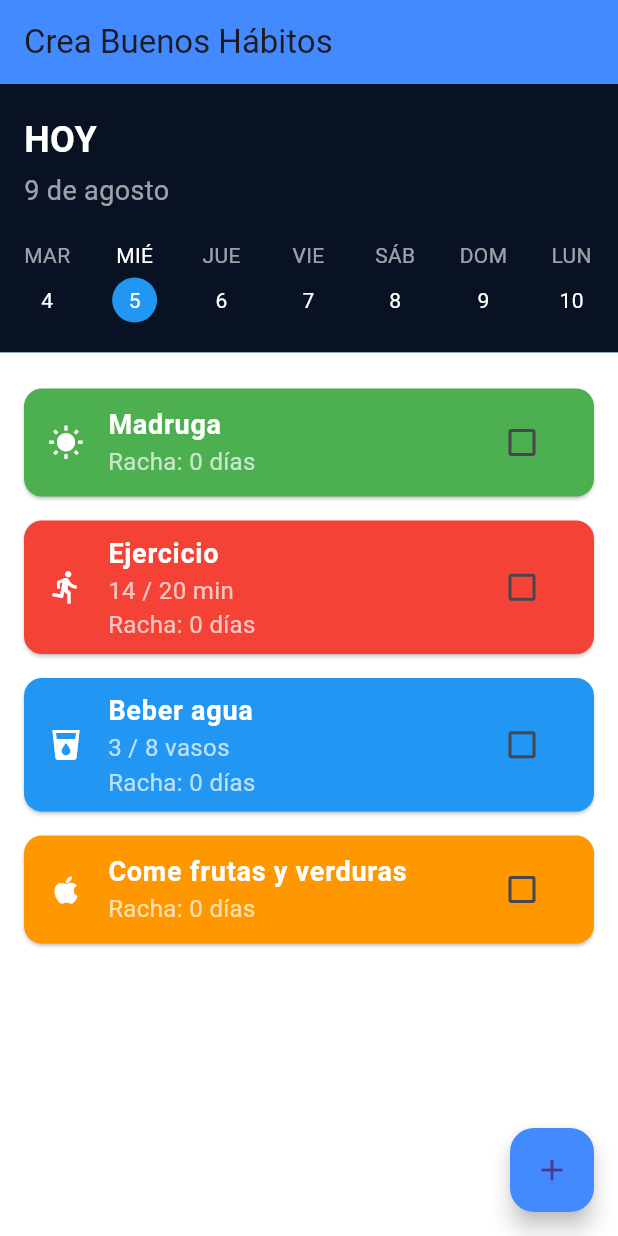
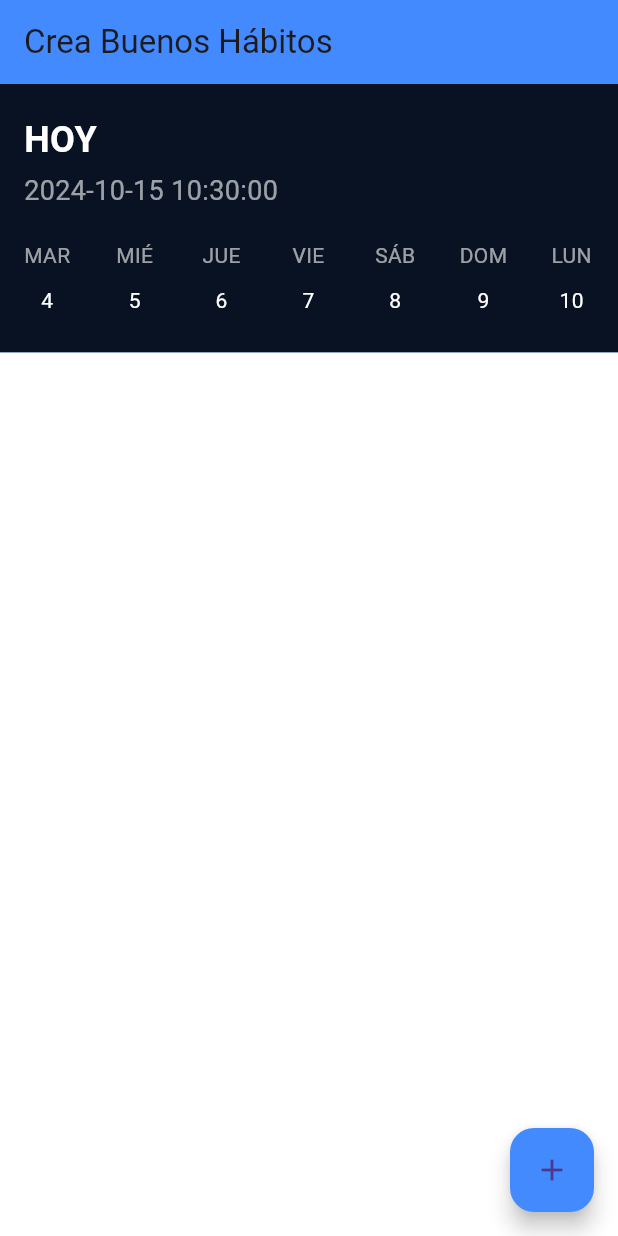
Before and after one commit to daniFlakk/habit_tracker, a Flutter app: the screen it shows after launch, on a phone screen of 412 x 824 dp. Run offline on Flutter 3.47's test engine with Material 3 defaults, Android fonts, the phone set to English and light mode, and no system bars.

Commit message:
calendario

```diff
--- a/lib/main.dart
+++ b/lib/main.dart
@@ -8,6 +8,8 @@ void main() {
 
 // Widget principal de la aplicación
 class HabitTrackerApp extends StatelessWidget {
+  const HabitTrackerApp({super.key});
+
   @override
   Widget build(BuildContext context) {
     return MaterialApp(
@@ -19,26 +21,81 @@ class HabitTrackerApp extends StatelessWidget {
 
 // Vista principal que maneja el estado de los hábitos
 class HabitTracker extends StatefulWidget {
+  const HabitTracker({super.key});
+
   @override
   _HabitTrackerState createState() => _HabitTrackerState();
 }
 
 class _HabitTrackerState extends State<HabitTracker> {
-  int selectedDay = 5; // Día seleccionado (inicialmente el día 5)
+  int selectedDay =
+      DateTime.now().day; // Día seleccionado (inicialmente el día 5)
 
   // Mapa para guardar el estado de los hábitos por día
   Map<int, List<Map<String, dynamic>>> habitsByDay = {
     5: [
-      {"name": "Madruga", "completed": false, "streak": 0, "color": Colors.green, "icon": Icons.wb_sunny},
-      {"name": "Ejercicio", "completed": false, "streak": 0, "progress": "14 / 20 min", "color": Colors.red, "icon": Icons.directions_run},
-      {"name": "Beber agua", "completed": false, "streak": 0, "progress": "3 / 8 vasos", "color": Colors.blue, "icon": Icons.local_drink},
-      {"name": "Come frutas y verduras", "completed": false, "streak": 0, "color": Colors.orange, "icon": Icons.apple},
+      {
+        "name": "Madruga",
+        "completed": false,
+        "streak": 0,
+        "color": Colors.green,
+        "icon": Icons.wb_sunny
+      },
+      {
+        "name": "Ejercicio",
+        "completed": false,
+        "streak": 0,
+        "progress": "14 / 20 min",
+        "color": Colors.red,
+        "icon": Icons.directions_run
+      },
+      {
+        "name": "Beber agua",
+        "completed": false,
+        "streak": 0,
+        "progress": "3 / 8 vasos",
+        "color": Colors.blue,
+        "icon": Icons.local_drink
+      },
+      {
+        "name": "Come frutas y verduras",
+        "completed": false,
+        "streak": 0,
+        "color": Colors.orange,
+        "icon": Icons.apple
+      },
     ],
     6: [
-      {"name": "Madruga", "completed": true, "streak": 1, "color": Colors.green, "icon": Icons.wb_sunny},
-      {"name": "Ejercicio", "completed": false, "streak": 0, "progress": "14 / 20 min", "color": Colors.red, "icon": Icons.directions_run},
-      {"name": "Beber agua", "completed": true, "streak": 1, "progress": "3 / 8 vasos", "color": Colors.blue, "icon": Icons.local_drink},
-      {"name": "Come frutas y verduras", "completed": false, "streak": 0, "color": Colors.orange, "icon": Icons.apple},
+      {
+        "name": "Madruga",
+        "completed": true,
+        "streak": 1,
+        "color": Colors.green,
+        "icon": Icons.wb_sunny
+      },
+      {
+        "name": "Ejercicio",
+        "completed": false,
+        "streak": 0,
+        "progress": "14 / 20 min",
+        "color": Colors.red,
+        "icon": Icons.directions_run
+      },
+      {
+        "name": "Beber agua",
+        "completed": true,
+        "streak": 1,
+        "progress": "3 / 8 vasos",
+        "color": Colors.blue,
+        "icon": Icons.local_drink
+      },
+      {
+        "name": "Come frutas y verduras",
+        "completed": false,
+        "streak": 0,
+        "color": Colors.orange,
+        "icon": Icons.apple
+      },
     ],
   };
 
@@ -71,7 +128,8 @@ class _HabitTrackerState extends State<HabitTracker> {
       appBar: AppBar(
         backgroundColor: Colors.blueAccent,
         elevation: 0,
-        title: Text("Crea Buenos Hábitos", style: TextStyle(fontSize: 22)),
+        title:
+            const Text("Crea Buenos Hábitos", style: TextStyle(fontSize: 22)),
       ),
       body: Column(
         children: [
@@ -92,7 +150,7 @@ class _HabitTrackerState extends State<HabitTracker> {
       floatingActionButton: FloatingActionButton(
         onPressed: () {},
         backgroundColor: Colors.blueAccent,
-        child: Icon(Icons.add),
+        child: const Icon(Icons.add),
       ),
     );
   }
--- a/lib/widgets/calendar_select.dart
+++ b/lib/widgets/calendar_select.dart
@@ -1,23 +1,33 @@
 import 'package:flutter/material.dart';
+import 'package:intl/intl.dart';
 
 class CalendarWidget extends StatelessWidget {
   final int selectedDay;
   final Function(int) onDaySelected;
+  int today = DateTime.now().day;
+  String formattedDate =
+      DateFormat('yyyy-MM-dd HH:mm:ss').format(DateTime.now());
 
-  CalendarWidget({required this.selectedDay, required this.onDaySelected});
+  CalendarWidget(
+      {super.key, required this.selectedDay, required this.onDaySelected});
 
   @override
   Widget build(BuildContext context) {
     return Container(
-      padding: EdgeInsets.symmetric(horizontal: 16, vertical: 20),
+      padding: const EdgeInsets.symmetric(horizontal: 16, vertical: 20),
       color: Colors.black87,
       child: Column(
         crossAxisAlignment: CrossAxisAlignment.start,
         children: [
-          Text("HOY", style: TextStyle(color: Colors.white, fontSize: 24, fontWeight: FontWeight.bold)),
-          SizedBox(height: 4),
-          Text("9 de agosto", style: TextStyle(color: Colors.white60, fontSize: 18)),
-          SizedBox(height: 20),
+          const Text("HOY",
+              style: TextStyle(
+                  color: Colors.white,
+                  fontSize: 24,
+                  fontWeight: FontWeight.bold)),
+          const SizedBox(height: 4),
+          Text(formattedDate,
+              style: TextStyle(color: Colors.white60, fontSize: 18)),
+          const SizedBox(height: 20),
           Row(
             mainAxisAlignment: MainAxisAlignment.spaceBetween,
             children: [
@@ -40,18 +50,26 @@ class CalendarWidget extends StatelessWidget {
       onTap: () => onDaySelected(dayNumber),
       child: Column(
         children: [
-          Text(day, style: TextStyle(color: selectedDay == dayNumber ? Colors.white : Colors.white60)),
-          SizedBox(height: 5),
+          Text(day,
+              style: TextStyle(
+                  color: selectedDay == dayNumber
+                      ? Colors.white
+                      : Colors.white60)),
+          const SizedBox(height: 5),
           Container(
             width: 30,
             height: 30,
             decoration: BoxDecoration(
-              color: selectedDay == dayNumber ? Colors.blue : Colors.transparent,
+              color:
+                  selectedDay == dayNumber ? Colors.blue : Colors.transparent,
               shape: BoxShape.circle,
             ),
             child: Center(
               child: Text(dayNumber.toString(),
-                  style: TextStyle(color: selectedDay == dayNumber ? Colors.white : Colors.white)),
+                  style: TextStyle(
+                      color: selectedDay == dayNumber
+                          ? Colors.white
+                          : Colors.white)),
             ),
           ),
         ],
--- a/lib/widgets/progress_bar.dart
+++ b/lib/widgets/progress_bar.dart
@@ -5,23 +5,33 @@ class HabitCard extends StatelessWidget {
   final int index;
   final Function(int) toggleCompletion;
 
-  HabitCard({required this.habit, required this.index, required this.toggleCompletion});
+  const HabitCard(
+      {super.key,
+      required this.habit,
+      required this.index,
+      required this.toggleCompletion});
 
   @override
   Widget build(BuildContext context) {
     return Card(
-      margin: EdgeInsets.symmetric(vertical: 8),
+      margin: const EdgeInsets.symmetric(vertical: 8),
       color: habit["color"],
       child: ListTile(
         leading: Icon(habit["icon"], color: Colors.white),
-        title: Text(habit["name"], style: TextStyle(color: Colors.white, fontSize: 18, fontWeight: FontWeight.bold)),
+        title: Text(habit["name"],
+            style: const TextStyle(
+                color: Colors.white,
+                fontSize: 18,
+                fontWeight: FontWeight.bold)),
         subtitle: Column(
           crossAxisAlignment: CrossAxisAlignment.start,
           children: [
             habit.containsKey("progress") && habit["progress"] != ""
-                ? Text(habit["progress"], style: TextStyle(color: Colors.white70, fontSize: 16))
+                ? Text(habit["progress"],
+                    style: const TextStyle(color: Colors.white70, fontSize: 16))
                 : Container(),
-            Text("Racha: ${habit['streak']} días", style: TextStyle(color: Colors.white70, fontSize: 16)),
+            Text("Racha: ${habit['streak']} días",
+                style: const TextStyle(color: Colors.white70, fontSize: 16)),
           ],
         ),
         trailing: Checkbox(
--- a/pubspec.yaml
+++ b/pubspec.yaml
@@ -30,6 +30,7 @@ environment:
 dependencies:
   flutter:
     sdk: flutter
+  intl: ^0.17.0
 
 
   # The following adds the Cupertino Icons font to your application.
@@ -39,6 +40,7 @@ dependencies:
 dev_dependencies:
   flutter_test:
     sdk: flutter
+
 
   # The "flutter_lints" package below contains a set of recommended lints to
   # encourage good coding practices. The lint set provided by the package is
```
Also changed, not shown: lib/widgets/habit-progress-bar.dart (added, +106 -0 lines), pubspec.lock.
